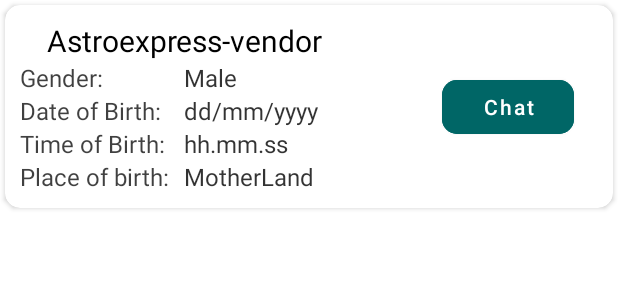
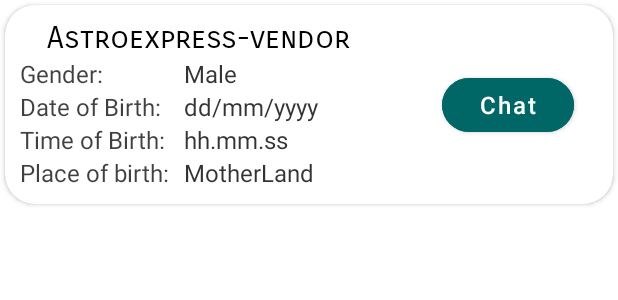
Before and after one commit to BobMiraclemind/Astroexpress-vendor, an Android app: the layout single_user_item.xml on its own in the app's theme, with its tools: preview values and no code run, on a phone screen of 412 x 824 dp. Shown: the top 300 px of the screen. Run offline under Robolectric (Android 15) with nearby library versions, the phone set to English and light mode, and no system bars; Roboto replaces fonts that are not available here.

Commit message:
Initial Commit

```diff
--- a/app/src/main/java/com/bob/astroexpress_vendor/adapter/UserListAdapter.java
+++ b/app/src/main/java/com/bob/astroexpress_vendor/adapter/UserListAdapter.java
@@ -46,8 +46,8 @@ public class UserListAdapter extends RecyclerView.Adapter<UserListAdapter.MyView
             @Override
             public void onClick(View v) {
                 Intent intent = new Intent(context,ChatsActivity.class);
-                intent.putExtra("username",usersModel.getName());
-                intent.putExtra("user_uid",usersModel.getUid());
+                intent.putExtra("username",usersModel.getName().trim());
+                intent.putExtra("user_uid",usersModel.getUid().trim());
                 context.startActivity(intent);
             }
         });
--- a/app/src/main/res/layout/activity_chat_list.xml
+++ b/app/src/main/res/layout/activity_chat_list.xml
@@ -8,6 +8,7 @@
 
     <androidx.recyclerview.widget.RecyclerView
         android:id="@+id/recview"
+        android:background="#E3E3E3"
         android:layout_width="match_parent"
         android:layout_height="match_parent"/>
 
--- a/app/src/main/res/layout/single_user_item.xml
+++ b/app/src/main/res/layout/single_user_item.xml
@@ -2,7 +2,7 @@
 <androidx.cardview.widget.CardView xmlns:android="http://schemas.android.com/apk/res/android"
     android:layout_width="match_parent"
     android:layout_height="wrap_content"
-    app:cardCornerRadius="10dp"
+    app:cardCornerRadius="20dp"
     android:elevation="3dp"
     android:layout_margin="3dp"
     xmlns:app="http://schemas.android.com/apk/res-auto">
@@ -16,12 +16,13 @@
             android:id="@+id/name"
             android:layout_width="wrap_content"
             android:layout_height="wrap_content"
+            android:fontFamily="sans-serif-smallcaps"
+            android:paddingLeft="18dp"
             android:text="@string/app_name"
             android:textColor="@color/black"
             android:textSize="20sp"
-            android:paddingLeft="18dp"
             app:layout_constraintStart_toStartOf="parent"
-            app:layout_constraintTop_toTopOf="parent"/>
+            app:layout_constraintTop_toTopOf="parent" />
 
         <TextView
             android:id="@+id/tv_gender"
@@ -115,7 +116,8 @@
             android:backgroundTint="@color/new1"
             android:text="Chat"
             android:textAllCaps="false"
-            app:cornerRadius="10dp"
+            android:textSize="16sp"
+            app:cornerRadius="20dp"
             app:layout_constraintBottom_toBottomOf="parent"
             app:layout_constraintEnd_toEndOf="parent"
             app:layout_constraintTop_toTopOf="parent" />
```
Also changed, not shown: app/src/main/java/com/bob/astroexpress_vendor/datamodel/UsersModel.java (+12 -3 lines), app/src/main/java/com/bob/astroexpress_vendor/ui/activity/ChatListActivity.java (+67 -0 lines).
